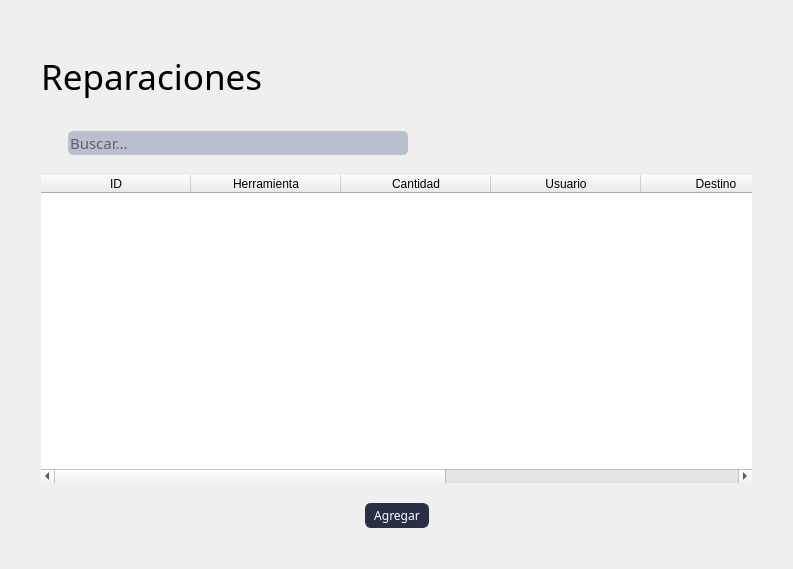
Before: the Qt Designer form blustock/ui/screens_uis/reparaciones.ui in MaxAPBusiness/Blustock, drawn with Qt 5.
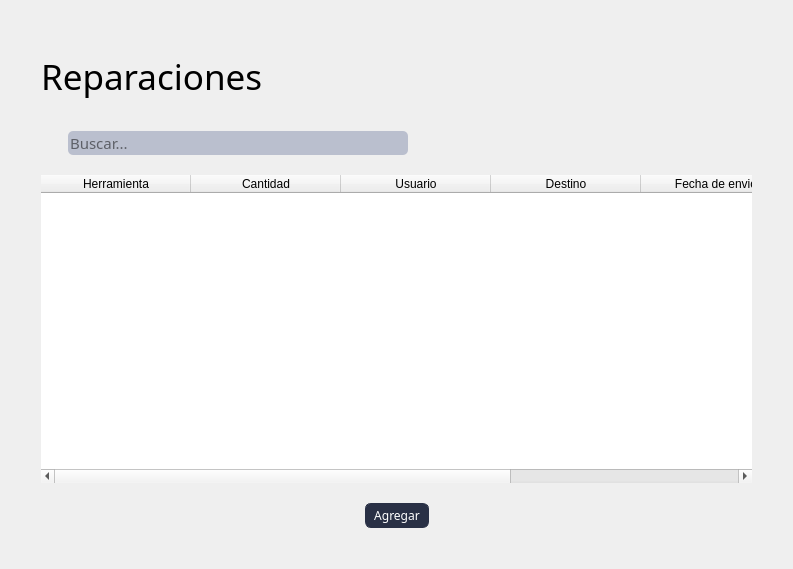
After: the same form once the commit is applied. Icons and pictures are not drawn.

The edit to the form file:
```diff
--- a/blustock/ui/screens_uis/reparaciones.ui
+++ b/blustock/ui/screens_uis/reparaciones.ui
@@ -282,11 +282,6 @@
        <attribute name="verticalHeaderVisible">
         <bool>false</bool>
        </attribute>
-       <column>
-        <property name="text">
-         <string>ID</string>
-        </property>
-       </column>
        <column>
         <property name="text">
          <string>Herramienta</string>
```
Left out of the diff: 10 changed lines with no effect on the pictures.
